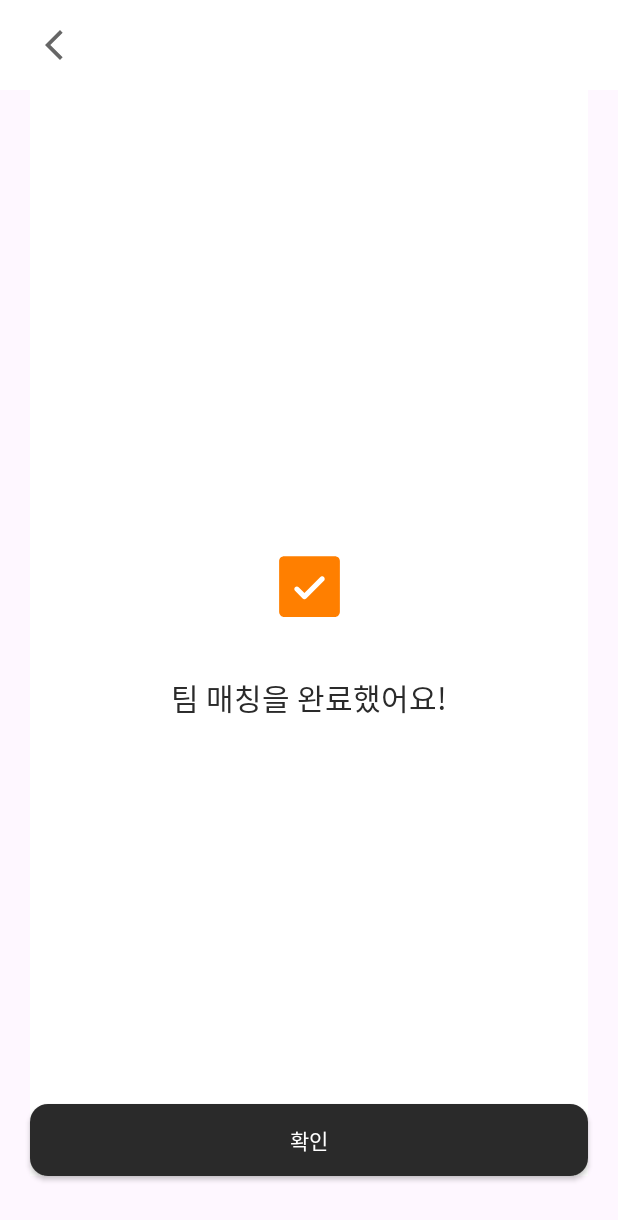
After one commit to Do-It-Do-It-Chu/Dowith-Android, an Android app built with Jetpack Compose: the MatchingCompleteScreen screen opened through its navigation route, on a phone screen of 412 x 824 dp. The commit adds this screen. Shown: the top 1220 px of the screen. Run offline under Robolectric (Android 15) with nearby library versions, the phone set to English and light mode, and no system bars; our stand-ins replace Dagger/Hilt's generated code; libraries missing offline, so code that uses them is left out: org.orbitmvi.orbit; Roboto replaces fonts that are not available here; 3 statements that could not run were skipped.

Commit message:
:sparkles: 팀 매칭 완료 Screen 구현

```diff
--- a/app/src/main/java/com/soopeach/dowith/ui/AppScreen.kt
+++ b/app/src/main/java/com/soopeach/dowith/ui/AppScreen.kt
@@ -25,6 +25,7 @@ import com.soopeach.dowith.ui.screen.Screen.Companion.bottomNavigationItems
 import com.soopeach.dowith.ui.screen.personal.PersonalTodoMainScreen
 import com.soopeach.dowith.ui.screen.personal.PersonalTodoMoreScreen
 import com.soopeach.dowith.ui.screen.team.CategorySelectScreen
+import com.soopeach.dowith.ui.screen.team.MatchingCompleteScreen
 import com.soopeach.dowith.ui.screen.team.PresentScreen
 import com.soopeach.dowith.ui.screen.team.TeamTodoMainScreen
 import com.soopeach.dowith.ui.theme.DoWithColors
@@ -103,6 +104,10 @@ fun AppScreen() {
                 CategorySelectScreen(navController)
             }
 
+            composable(Screen.MatchingComplete.route) {
+                MatchingCompleteScreen(navController)
+            }
+
         }
     }
 }
--- a/app/src/main/java/com/soopeach/dowith/ui/screen/Screen.kt
+++ b/app/src/main/java/com/soopeach/dowith/ui/screen/Screen.kt
@@ -22,6 +22,7 @@ sealed class Screen(
     object PersonalTodoMore : Screen("personalTodoMore")
     object Present : Screen("present")
     object CategorySelect : Screen("categorySelect")
+    object MatchingComplete : Screen("matchingComplete")
 
     companion object {
         val bottomNavigationItems = listOf(PersonalTodoMain, TeamTodoMain, Done)
--- /dev/null
+++ b/app/src/main/java/com/soopeach/dowith/ui/screen/team/MatchingCompleteScreen.kt
@@ -0,0 +1,100 @@
+package com.soopeach.dowith.ui.screen.team
+
+import androidx.compose.foundation.background
+import androidx.compose.foundation.clickable
+import androidx.compose.foundation.layout.Arrangement
+import androidx.compose.foundation.layout.Column
+import androidx.compose.foundation.layout.Spacer
+import androidx.compose.foundation.layout.fillMaxHeight
+import androidx.compose.foundation.layout.height
+import androidx.compose.foundation.layout.padding
+import androidx.compose.foundation.layout.size
+import androidx.compose.material.Icon
+import androidx.compose.material.icons.Icons
+import androidx.compose.material.icons.filled.ArrowBackIosNew
+import androidx.compose.material3.Scaffold
+import androidx.compose.material3.Text
+import androidx.compose.runtime.Composable
+import androidx.compose.ui.Alignment
+import androidx.compose.ui.Modifier
+import androidx.compose.ui.graphics.Color
+import androidx.compose.ui.unit.dp
+import androidx.navigation.NavController
+import com.soopeach.dowith.ui.component.DoWithTopBar
+import com.soopeach.dowith.ui.component.button.DoWithButton
+import com.soopeach.dowith.ui.icons.DoneIcon
+import com.soopeach.dowith.ui.screen.Screen
+import com.soopeach.dowith.ui.theme.DoWithColors
+import com.soopeach.dowith.ui.theme.DoWithTypography
+
+@Composable
+fun MatchingCompleteScreen(
+    navController: NavController
+) {
+    MatchingCompleteContent(
+        onTopBarNavigationIconClicked = {
+            navController.popBackStack()
+        },
+        onButtonClicked = {
+            navController.popBackStack(Screen.TeamTodoMain.route, false)
+        }
+    )
+}
+
+@Composable
+fun MatchingCompleteContent(
+    onTopBarNavigationIconClicked: () -> Unit = {},
+    onButtonClicked: () -> Unit = {}
+) {
+    Scaffold(
+        topBar = {
+            DoWithTopBar(
+                navigationIcon = {
+                    Icon(
+                        modifier = Modifier.clickable {
+                            onTopBarNavigationIconClicked()
+                        },
+                        imageVector = Icons.Filled.ArrowBackIosNew, contentDescription = "뒤로가기",
+                    )
+                }
+            )
+        }
+    ) { paddingValues ->
+
+        Column(
+            modifier = Modifier
+                .fillMaxHeight()
+                .padding(paddingValues)
+                .padding(horizontal = 20.dp)
+                .padding(bottom = 40.dp)
+                .background(Color.White),
+            verticalArrangement = Arrangement.SpaceBetween,
+            horizontalAlignment = Alignment.CenterHorizontally
+        ) {
+
+            Spacer(modifier = Modifier.height(48.dp))
+
+            Column(
+                verticalArrangement = Arrangement.Center,
+                horizontalAlignment = Alignment.CenterHorizontally
+            ) {
+                Icon(
+                    modifier = Modifier.size(54.dp),
+                    imageVector = DoneIcon, contentDescription = "완료 아이콘",
+                    tint = DoWithColors.orange1000
+                )
+
+                Spacer(modifier = Modifier.height(32.dp))
+
+                Text(
+                    text = "팀 매칭을 완료했어요!",
+                    style = DoWithTypography.Title1.copy(DoWithColors.gray800),
+                )
+            }
+
+            DoWithButton(text = "확인") {
+                onButtonClicked()
+            }
+        }
+    }
+}
```
